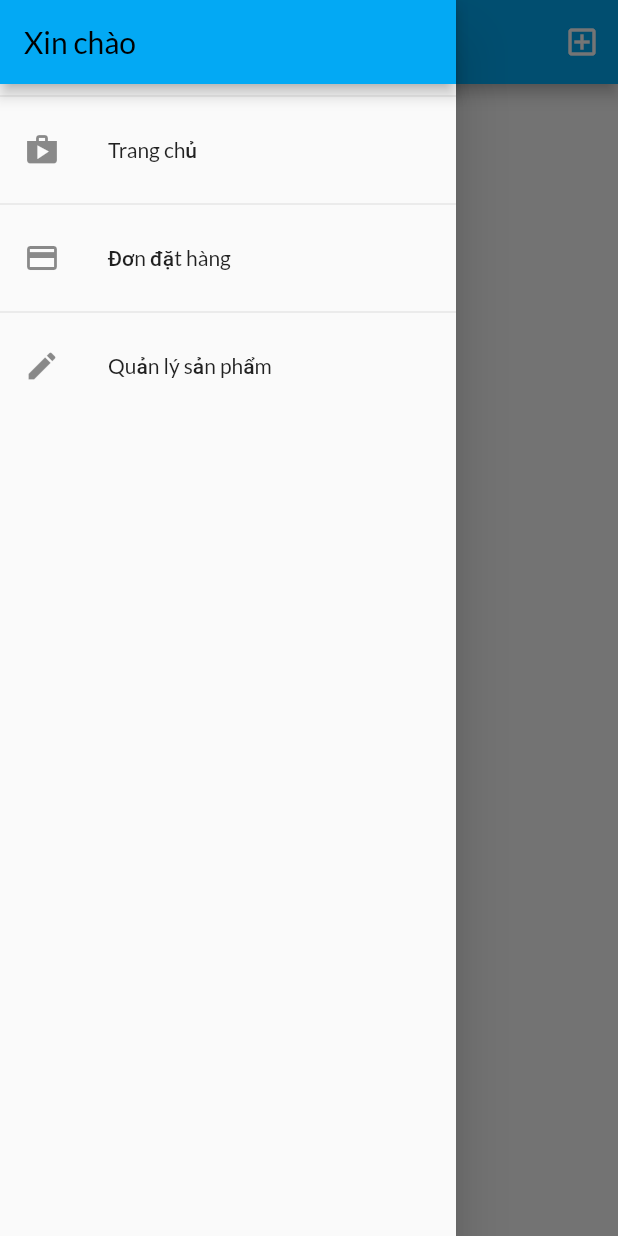
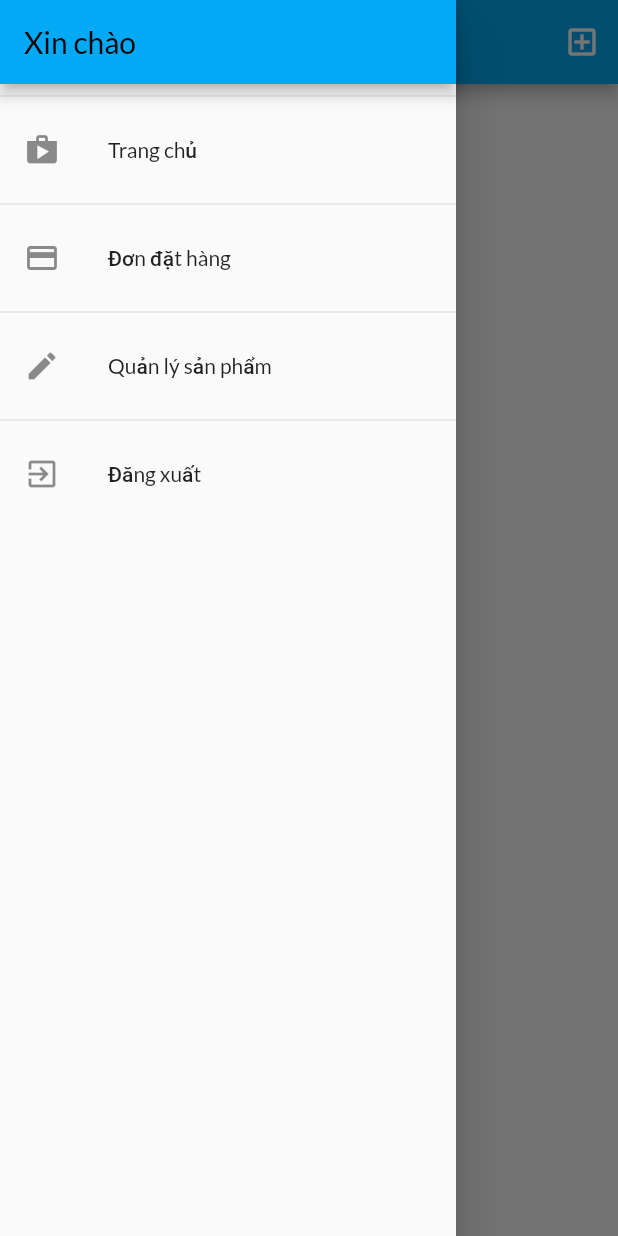
Before and after one commit to Beater1804/ShopApplication, a Flutter app: the UserProductsScreen screen opened by its route, with the side drawer open, on a phone screen of 412 x 824 dp. Run offline on Flutter 3.47's test engine with Material 2 defaults, Android fonts, the phone set to English and light mode, and no system bars; our stand-ins replace shared_preferences; missing offline and left inert: flutter_format_money_vietnam; accounts and stored records are empty; network calls fail.

```diff
--- a/lib/screens/products_overview_screen.dart
+++ b/lib/screens/products_overview_screen.dart
@@ -13,6 +13,7 @@ enum FilterOptions {
 }
 
 class ProductsOverviewScreen extends StatefulWidget {
+  static const String routeName = '/products-overview-screen';
   @override
   State<ProductsOverviewScreen> createState() => _ProductsOverviewScreenState();
 }
--- a/lib/screens/user_products_screen.dart
+++ b/lib/screens/user_products_screen.dart
@@ -11,12 +11,12 @@ class UserProductsScreen extends StatelessWidget {
 
   Future<void> _refreshProducts(BuildContext context) async {
     await Provider.of<ProductsProvider>(context, listen: false)
-        .fetchAndSetProducts();
+        .fetchAndSetProducts(true);
   }
 
   @override
   Widget build(BuildContext context) {
-    final productsData = Provider.of<ProductsProvider>(context);
+    // final productsData = Provider.of<ProductsProvider>(context);
     return Scaffold(
       appBar: AppBar(
         title: const Text('Sản phẩm của tôi'),
@@ -31,9 +31,17 @@ class UserProductsScreen extends StatelessWidget {
         ],
       ),
       drawer: AppDrawer(),
-      body: RefreshIndicator(
+      body: FutureBuilder(
+        future: _refreshProducts(context),
+        builder: (ctx, snapshot) =>
+            snapshot.connectionState == ConnectionState.waiting
+                ? Center(
+                    child: CircularProgressIndicator(),
+                  )
+                : RefreshIndicator(
                     onRefresh: () => _refreshProducts(context),
-        child: Padding(
+                    child: Consumer<ProductsProvider>(
+                      builder: (ctx, productsData, _) => Padding(
                         padding: EdgeInsets.all(8),
                         child: ListView.builder(
                           itemCount: productsData.items.length,
@@ -50,6 +58,8 @@ class UserProductsScreen extends StatelessWidget {
                         ),
                       ),
                     ),
+                  ),
+      ),
     );
   }
 }
--- a/lib/widgets/app_drawer.dart
+++ b/lib/widgets/app_drawer.dart
@@ -1,6 +1,11 @@
 import 'package:flutter/material.dart';
+import 'package:provider/provider.dart';
+import 'package:shop_application/screens/auth_screen.dart';
+import '../screens/products_overview_screen.dart';
+
 import '../screens/orders_screen.dart';
 import '../screens/user_products_screen.dart';
+import '../providers/auth.dart';
 
 class AppDrawer extends StatelessWidget {
   @override
@@ -17,7 +22,8 @@ class AppDrawer extends StatelessWidget {
             leading: Icon(Icons.shop),
             title: Text('Trang chủ'),
             onTap: () {
-              Navigator.of(context).pushReplacementNamed('/');
+              Navigator.of(context)
+                  .pushReplacementNamed(ProductsOverviewScreen.routeName);
             },
           ),
           Divider(),
@@ -38,6 +44,25 @@ class AppDrawer extends StatelessWidget {
                   .pushReplacementNamed(UserProductsScreen.routeName);
             },
           ),
+          Divider(),
+          ListTile(
+            leading: Icon(Icons.exit_to_app),
+            title: Text('Đăng xuất'),
+            onTap: () {
+              // Navigator.of(context).pop();
+
+              // // Navigator.of(context).pushReplacementNamed(AuthScreen.routeName);
+              // Provider.of<Auth>(context, listen: false).logout().then((_) =>
+              //     Navigator.of(context).popAndPushNamed(AuthScreen.routeName));
+
+              Navigator.of(context).pop();
+              Navigator.of(context).pushReplacementNamed('/');
+
+              // Navigator.of(context)
+              //     .pushReplacementNamed(UserProductsScreen.routeName);
+              Provider.of<Auth>(context, listen: false).logout();
+            },
+          ),
         ],
       ),
     );
--- a/lib/widgets/product_item.dart
+++ b/lib/widgets/product_item.dart
@@ -42,7 +42,10 @@ class ProductItem extends StatelessWidget {
                 product.isFavorite ? Icons.favorite : Icons.favorite_border,
               ),
               onPressed: () {
-                product.toggleFavoriteStatus(authData.token);
+                product.toggleFavoriteStatus(
+                  authData.token,
+                  authData.userId,
+                );
               },
             ),
           ),
--- a/pubspec.yaml
+++ b/pubspec.yaml
@@ -33,6 +33,7 @@ dependencies:
   intl: ^0.17.0
   flutter_format_money_vietnam: ^0.0.2
   http: ^0.13.4
+  shared_preferences: ^2.0.15
 
   # The following adds the Cupertino Icons font to your application.
   # Use with the CupertinoIcons class for iOS style icons.
```
Also changed, not shown: lib/main.dart (+12 -1 lines), lib/providers/auth.dart (+77 -1 lines), lib/providers/orders.dart (+7 -4 lines), lib/providers/product.dart (+6 -6 lines), lib/providers/products_provider.dart (+18 -7 lines), lib/screens/splash_screen.dart (added, +12 -0 lines), pubspec.lock, 1 other file. Lines whose indentation alone changed are shown as unchanged.
